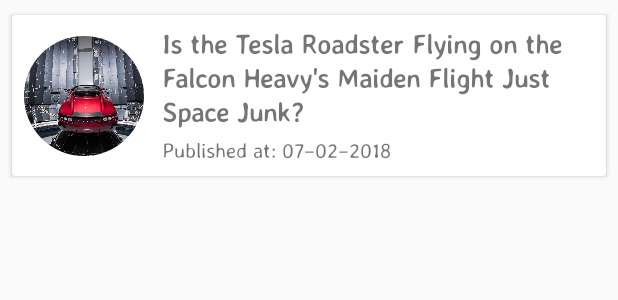
After one commit to marioamgad9/News-Paper, an Android app: the layout fragment_recent_news.xml on its own in the app's theme, with its tools: preview values and no code run, on a phone screen of 412 x 824 dp. The commit adds this screen. Shown: the top 300 px of the screen. Run offline under Robolectric (Android 15) with nearby library versions, the phone set to English and light mode, and no system bars; Roboto replaces fonts that are not available here.

Commit message:
Design article item

```diff
--- a/app/build.gradle
+++ b/app/build.gradle
@@ -23,10 +23,14 @@
     implementation 'com.android.support:appcompat-v7:26.1.0'
     implementation 'com.android.support.constraint:constraint-layout:1.0.2'
     implementation 'com.android.support:cardview-v7:26.1.0'
+    implementation 'com.android.support:recyclerview-v7:26.1.0'
     implementation 'com.squareup.picasso:picasso:2.5.2'
+    implementation 'de.hdodenhof:circleimageview:2.1.0'
+
 
     // ViewModel and LiveData
     implementation "android.arch.lifecycle:extensions:1.1.0"
+    implementation 'com.android.support:support-v4:26.1.0'
     annotationProcessor "android.arch.lifecycle:compiler:1.1.0"
 
     // Room
--- a/app/src/main/AndroidManifest.xml
+++ b/app/src/main/AndroidManifest.xml
@@ -19,6 +19,9 @@
                 <category android:name="android.intent.category.LAUNCHER" />
             </intent-filter>
         </activity>
+        <meta-data
+            android:name="preloaded_fonts"
+            android:resource="@array/preloaded_fonts" />
     </application>
 
 </manifest>
--- /dev/null
+++ b/app/src/main/res/layout/article_item.xml
@@ -0,0 +1,67 @@
+<?xml version="1.0" encoding="utf-8"?>
+<android.support.constraint.ConstraintLayout
+    xmlns:android="http://schemas.android.com/apk/res/android"
+    xmlns:app="http://schemas.android.com/apk/res-auto"
+    xmlns:tools="http://schemas.android.com/tools"
+    android:layout_width="match_parent"
+    android:layout_height="match_parent">
+
+    <android.support.v7.widget.CardView
+        android:layout_width="0dp"
+        android:layout_height="wrap_content"
+        android:layout_marginEnd="8dp"
+        android:layout_marginStart="8dp"
+        android:layout_marginTop="10dp"
+        app:layout_constraintEnd_toEndOf="parent"
+        app:layout_constraintStart_toStartOf="parent"
+        app:layout_constraintTop_toTopOf="parent">
+
+        <android.support.constraint.ConstraintLayout
+            android:layout_width="match_parent"
+            android:layout_height="wrap_content">
+
+            <de.hdodenhof.circleimageview.CircleImageView
+                android:id="@+id/article_image"
+                android:layout_width="80dp"
+                android:layout_height="80dp"
+                android:layout_marginBottom="8dp"
+                android:layout_marginStart="8dp"
+                android:layout_marginTop="8dp"
+                android:scaleType="centerCrop"
+                android:src="@drawable/article_image_placeholder"
+                app:layout_constraintBottom_toBottomOf="parent"
+                app:layout_constraintStart_toStartOf="parent"
+                app:layout_constraintTop_toTopOf="parent" />
+
+            <TextView
+                android:id="@+id/article_title"
+                android:layout_width="0dp"
+                android:layout_height="wrap_content"
+                android:layout_marginBottom="5dp"
+                android:layout_marginEnd="12dp"
+                android:layout_marginStart="12dp"
+                android:layout_marginTop="8dp"
+                android:fontFamily="@font/averia_sans_libre_light"
+                android:textSize="18sp"
+                android:textStyle="bold"
+                app:layout_constraintBottom_toTopOf="@+id/article_publish_date"
+                app:layout_constraintEnd_toEndOf="parent"
+                app:layout_constraintStart_toEndOf="@+id/article_image"
+                app:layout_constraintTop_toTopOf="parent"
+                tools:text="@string/article_title_placeholder" />
+
+            <TextView
+                android:id="@+id/article_publish_date"
+                android:layout_width="0dp"
+                android:layout_height="wrap_content"
+                android:layout_marginBottom="8dp"
+                android:fontFamily="@font/averia_sans_libre_light"
+                app:layout_constraintBottom_toBottomOf="parent"
+                app:layout_constraintEnd_toEndOf="@+id/article_title"
+                app:layout_constraintStart_toStartOf="@+id/article_title"
+                tools:text="@string/article_date_placeholder" />
+
+        </android.support.constraint.ConstraintLayout>
+
+    </android.support.v7.widget.CardView>
+</android.support.constraint.ConstraintLayout>
--- /dev/null
+++ b/app/src/main/res/layout/fragment_recent_news.xml
@@ -0,0 +1,18 @@
+<android.support.constraint.ConstraintLayout xmlns:android="http://schemas.android.com/apk/res/android"
+    xmlns:app="http://schemas.android.com/apk/res-auto"
+    xmlns:tools="http://schemas.android.com/tools"
+    android:layout_width="match_parent"
+    android:layout_height="match_parent"
+    tools:context="com.mouris.mario.newspaper.UI.RecentNews">
+
+
+    <android.support.v7.widget.RecyclerView
+        android:id="@+id/recents_recyclerView"
+        android:layout_width="0dp"
+        android:layout_height="0dp"
+        app:layout_constraintBottom_toBottomOf="parent"
+        app:layout_constraintEnd_toEndOf="parent"
+        app:layout_constraintStart_toStartOf="parent"
+        app:layout_constraintTop_toTopOf="parent"
+        tools:listitem="@layout/article_item" />
+</android.support.constraint.ConstraintLayout>
--- a/app/src/main/res/values/strings.xml
+++ b/app/src/main/res/values/strings.xml
@@ -1,3 +1,10 @@
 <resources>
     <string name="app_name">Newspaper</string>
+
+
+    <!--Article Item-->
+    <string name="article_title_placeholder">Is the Tesla Roadster Flying on the Falcon Heavy\'s
+        Maiden Flight Just Space Junk? </string>
+    <string name="article_date_placeholder">Published at: 07–02–2018</string>
+
 </resources>
```
Also changed, not shown: app/src/main/java/com/mouris/mario/newspaper/UI/RecentNews.java (added, +31 -0 lines), app/src/main/res/font/averia_libre_light.xml (added, +7 -0 lines), app/src/main/res/layout/activity_main.xml (+7 -10 lines), app/src/main/res/drawable/article_image_placeholder.jpeg (added), app/src/main/res/font/actor.ttf (added), app/src/main/res/font/averia_sans_libre_light.ttf (added), 1 other file.
